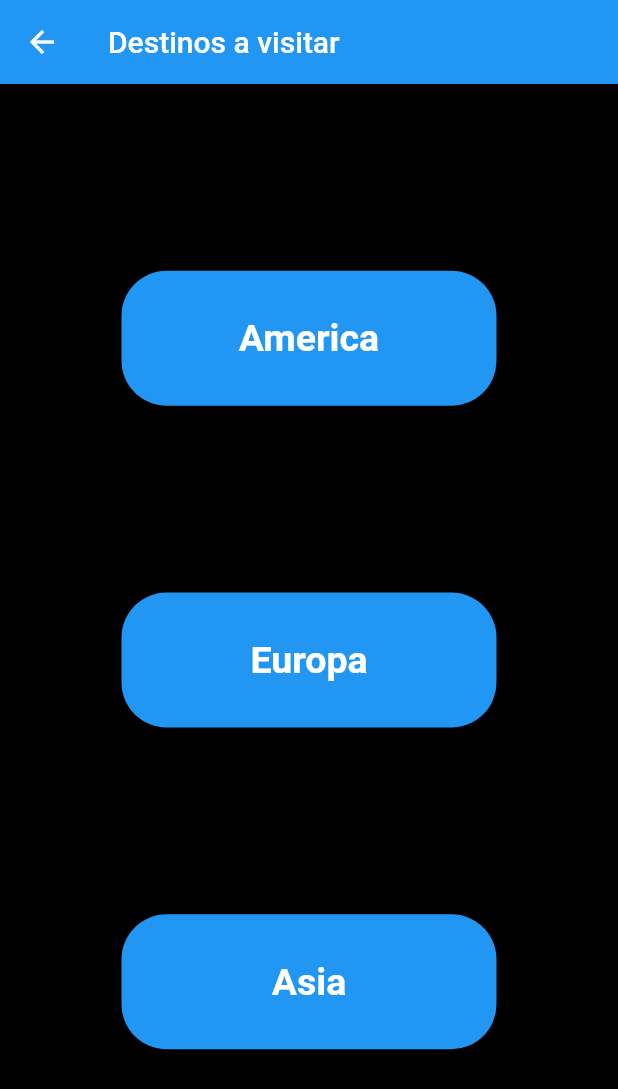
After one commit to MarcosValdez/aplicativo-turismo, a Flutter app: the continente screen opened directly, on a phone screen of 412 x 824 dp. The commit adds this screen. Shown: the top 1089 px of the screen. Run offline on Flutter 3.47's test engine with Material 2 defaults, Android fonts, the phone set to English and light mode, and no system bars.

Commit message:
style: continente view y pais view

```diff
--- /dev/null
+++ b/lib/continente.dart
@@ -0,0 +1,70 @@
+import 'package:flutter/material.dart';
+
+
+class continente extends StatefulWidget{
+  @override
+  _continenteState createState() => _continenteState();
+
+}
+
+class _continenteState extends State<continente> {
+
+  @override
+  Widget build(BuildContext context) {
+    return Scaffold(
+      appBar: AppBar(
+        title: Text("Destinos a visitar"),
+      ),
+      backgroundColor: Colors.black,
+      body: Container(
+        child: Column(
+          mainAxisAlignment: MainAxisAlignment.spaceEvenly,
+          children: [
+            Row(
+              mainAxisAlignment: MainAxisAlignment.spaceEvenly,
+              children: [
+                _boton("America")
+              ],
+            ),
+            Row(
+              mainAxisAlignment: MainAxisAlignment.spaceEvenly,
+              children: [
+                _boton("Europa"),
+              ],
+            ),
+            Row(
+              mainAxisAlignment: MainAxisAlignment.spaceEvenly,
+              children: [
+                _boton("Asia"),
+              ],
+            ),
+          ],
+        ),
+      ),
+    );
+  }
+
+  Widget _boton(String texto) {
+    return SizedBox(
+        height: 90,
+        width: 250,
+        child: RaisedButton(
+          child:Text(texto, style: TextStyle(color: Colors.white, fontWeight: FontWeight.bold, fontSize: 25.0),),
+          color: Colors.blue,
+          elevation: 5,
+          padding: EdgeInsets.all(30),
+          shape: RoundedRectangleBorder(
+              borderRadius: BorderRadius.circular(30.0)
+          ),
+          onPressed: ()=>{
+            // use pageroute para lanzar a otra ventana
+            /*Navigator.push(
+              context,
+              MaterialPageRoute(builder: (context) => pais()),
+            ),*/
+            print("BOTON: " +texto)
+          },
+        )
+    );
+  }
+}
--- a/lib/main.dart
+++ b/lib/main.dart
@@ -14,7 +14,7 @@ class MyApp extends StatelessWidget {
     return MaterialApp(
       title: 'Flutter Demo',
       theme: ThemeData(
-        // This is the theme of your application.
+        // This is  the theme of your application.
         //
         // Try running your application with "flutter run". You'll see the
         // application has a blue toolbar. Then, without quitting the app, try
```
Also changed, not shown: lib/pais.dart (added, +57 -0 lines).
